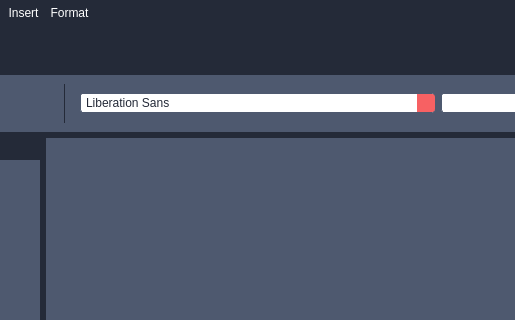
This is src/client/gui/ui/texteditor.ui in aleoli/Shared-Editor as Qt 5 draws it before an edit; both pictures show x 110 to 625 and y 0 to 320 of the 1225 by 596 pixel window. The edited form follows.
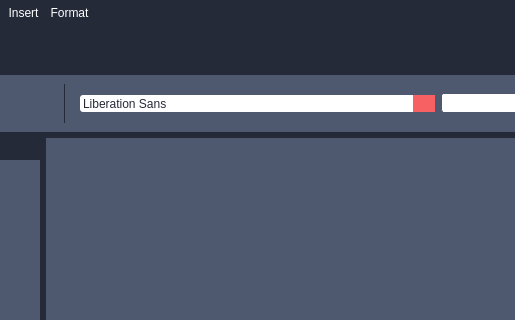
This is the edited form. Icons and pictures are not drawn.

Commit message: messo valori font nello stylesheet e corretto in parte fontComboBox

Patch:
```diff
--- a/src/client/gui/ui/texteditor.ui
+++ b/src/client/gui/ui/texteditor.ui
@@ -1009,42 +1009,36 @@
      </item>
      <item>
       <widget class="QFontComboBox" name="fontComboBox">
+       <property name="enabled">
+        <bool>true</bool>
+       </property>
        <property name="styleSheet">
-        <string notr="true">QFontComboBox {
+        <string notr="true">QComboBox {
     border: 1px solid  #4e596f;
     border-radius: 3px;
     padding: 1px 18px 1px 3px;
-    min-width: 6em;
+    min-width: 3em;
 	max-width: 10em;
     color: #242A38;
 	background: #f76163;
     margin: 0 0 0 0;
 }
 
-QComboBox QAbstractItemView {
-    border: 2px solid darkgray;
-    selection-background-color: lightgray;
-}
-
-QFontComboBox:editable {
-    background: white;
-}
-
 QFontComboBox:!editable {
-	background: #4e596f;
-    /*background: qlineargradient(x1: 0, y1: 0, x2: 0, y2: 1,
-                                  stop: 0 rgb(51, 51, 51), stop: 0.4 rgb(39, 39, 39),
-                                  stop: 0.5 rgb(32,32,32), stop: 1.0 rgb(38,38,38));*/
+	background: white;
+	max-height: 15px;
+	border: 0px solid none;
+	border-radius: 3px;
 }
 
-QFontComboBox::drop-down:editable {
+QComboBox::drop-down:editable {
 	background: #f76163;
 	margin-right: 0px;
 	padding-left: 10px;
 }
 
 QFontComboBox:!editable:on {
-	background: blue;
+	background: white;
 	margin-right: 0px;
 	margin-left: 5px;
 }
@@ -1064,19 +1058,20 @@
 QFontComboBox::drop-down {
     subcontrol-origin: padding;
     subcontrol-position: center right;
-    width: 8px; 
-    right: 3px;
-	left: 1px;
+    width: 27px; 
+    right: 0px;
+	left: 15px;
     border-top-right-radius: 3px; /* same radius as the QComboBox */
     border-bottom-right-radius: 3px;
-    background:#4e596f;
+    padding-right: 10px;
+    background: #f76163;
 }
 
 QFontComboBox::down-arrow {    
-	background: url(:/res/text-editor/dropdown-arrow.png);
-    height: 15px;
+	background: url(:/res/text-editor/dropdown-arrow.png) no-repeat center left;
+	height: 20px;
 	width: 22px;
-	padding-right: 3px;
+	padding-right: 0px;
 }
 
 QComboBox::down-arrow:on { /* shift the arrow when popup is open */
@@ -1084,8 +1079,8 @@
     left: 1px;
 }
 
-QListView#comboListView {
-    background: #4e596f;
+QFontComboBox::comboListView {
+    background: red;
     color: white;
     min-height: 90px;
     margin: 0 0 0 0;
@@ -1100,7 +1095,7 @@
 }</string>
        </property>
        <property name="editable">
-        <bool>true</bool>
+        <bool>false</bool>
        </property>
        <property name="currentFont">
         <font/>
```
The commit also changes 3 other files.
